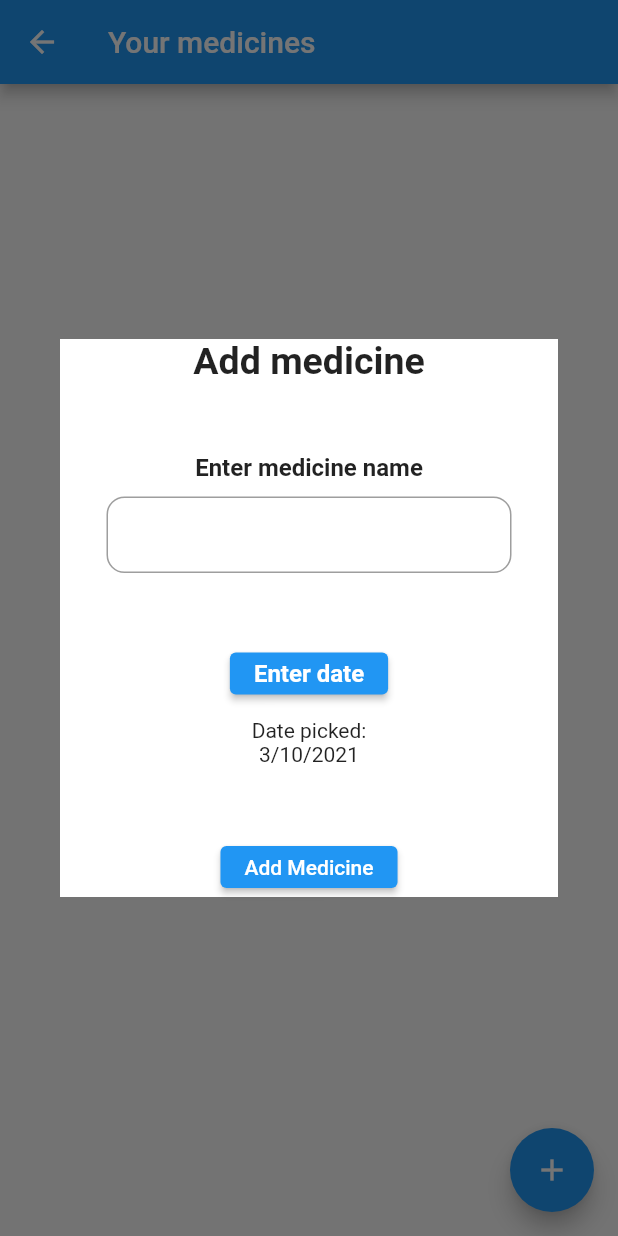
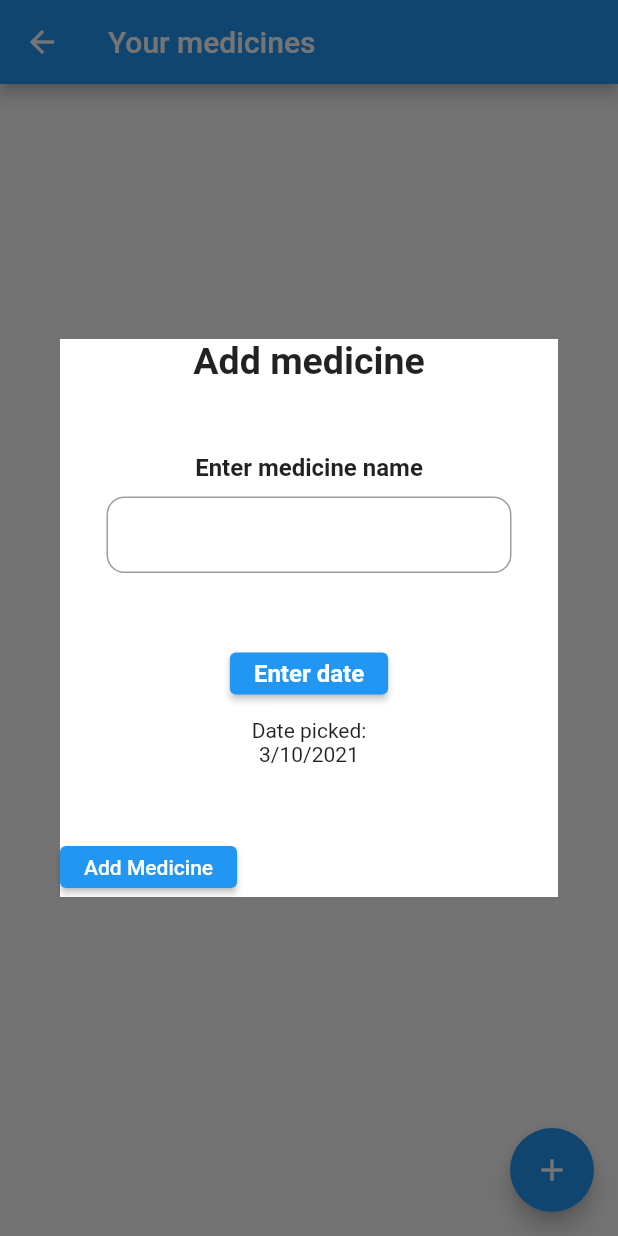
Before and after one commit to NilayGaitonde/Safety-Pin, a Flutter app: the Medicine screen opened directly, after a tap on the "add" icon, on a phone screen of 412 x 824 dp. Run offline on Flutter 3.47's test engine with Material 2 defaults, Android fonts, the light colour scheme and no system bars; our stand-ins replace avatar_glow, cloud_firestore, device_info, firebase_core, geolocator, get and 3 more; missing offline and left inert: telephony; accounts and stored records are empty.

Commit message:
medication added

```diff
--- a/safety_pin/lib/dialogs/addmedicine.dart
+++ b/safety_pin/lib/dialogs/addmedicine.dart
@@ -1,4 +1,5 @@
 import 'package:flutter/material.dart';
+import 'package:safety_pin/helpers/firebaseHelper.dart';
 
 class AddMedicine extends StatefulWidget {
   const AddMedicine({Key? key}) : super(key: key);
@@ -22,7 +23,7 @@ class _AddMedicineState extends State<AddMedicine> {
   }
 
   _buildChild(BuildContext context) {
-    print('Adding medicine');
+    print('Adding medicine dialog');
     return Container(
       height: 372,
       width: MediaQuery.of(context).size.width,
@@ -85,7 +86,18 @@ class _AddMedicineState extends State<AddMedicine> {
                   '${_dateTime.day.toString()}/${_dateTime.month.toString()}/${_dateTime.year.toString()}')
             ],
           ),
-          ElevatedButton(onPressed: () {}, child: Text('Add Medicine')),
+          Row(
+            children: [
+              ElevatedButton(
+                  onPressed: () {
+                    print(_medicine.text);
+                    print(_dateTime);
+                    Database.addItem(
+                        name: _medicine.text, date: _dateTime.toString());
+                  },
+                  child: Text('Add Medicine')),
+            ],
+          ),
         ],
       ),
     );
--- a/safety_pin/lib/helpers/firebaseHelper.dart
+++ b/safety_pin/lib/helpers/firebaseHelper.dart
@@ -1,5 +1,3 @@
-import 'dart:math';
-
 import 'package:cloud_firestore/cloud_firestore.dart';
 import 'package:safety_pin/services/store.dart';
 
@@ -12,12 +10,13 @@ class Device {
 }
 
 class Database {
-  static String? userUid;
+  static String? userUid = Device.deviceId;
 
   static Future<void> addItem({
     required String name,
     required String date,
   }) async {
+    print(userUid);
     DocumentReference documentReference =
         _mainCollection.doc(userUid).collection('items').doc();
 
@@ -32,8 +31,9 @@ class Database {
         .catchError((e) => print(e));
   }
 
-  static Stream<QuerySnapshot> readItems() {
-    CollectionReference notesItemCollection =
+  static Stream<QuerySnapshot<Map<String, dynamic>>> readItems() {
+    print('Read items');
+    CollectionReference<Map<String, dynamic>> notesItemCollection =
         _mainCollection.doc(userUid).collection('items');
 
     return notesItemCollection.snapshots();
--- a/safety_pin/lib/main.dart
+++ b/safety_pin/lib/main.dart
@@ -10,9 +10,11 @@ import 'package:safety_pin/pages/setup.dart';
 import 'package:safety_pin/services/store.dart';
 import 'package:shared_preferences/shared_preferences.dart';
 import 'helpers/firebaseHelper.dart';
+import 'package:firebase_core/firebase_core.dart';
 
 Future<void> main() async {
   WidgetsFlutterBinding.ensureInitialized();
+  await Firebase.initializeApp();
   await UserSimplePreferences.init();
   await Device.init();
   await SharedPreferences.getInstance();
--- a/safety_pin/lib/pages/categories/seniorcitizen/medicine/medicine.dart
+++ b/safety_pin/lib/pages/categories/seniorcitizen/medicine/medicine.dart
@@ -1,5 +1,7 @@
+import 'package:cloud_firestore/cloud_firestore.dart';
 import 'package:flutter/material.dart';
 import 'package:safety_pin/helpers/dialogHelper.dart';
+import 'package:safety_pin/helpers/firebaseHelper.dart';
 
 class Medicine extends StatefulWidget {
   const Medicine({Key? key}) : super(key: key);
@@ -9,15 +11,14 @@ class Medicine extends StatefulWidget {
 }
 
 class _MedicineState extends State<Medicine> {
+  // Stream<QuerySnapshot> read = Database.readItems();
   @override
   Widget build(BuildContext context) {
     return Scaffold(
       appBar: AppBar(
         title: Text("Your medicines"),
       ),
-      body: Column(
-        children: [],
-      ),
+      body: medicineList(context),
       floatingActionButton: FloatingActionButton(
         child: Icon(Icons.add),
         onPressed: () {
@@ -26,4 +27,52 @@ class _MedicineState extends State<Medicine> {
       ),
     );
   }
+
+  Widget medicineList(BuildContext context) {
+    return StreamBuilder<QuerySnapshot<Map<String, dynamic>>>(
+        stream: Database.readItems(),
+        builder: (context, snapshot) {
+          if (snapshot.hasError) {
+            return Text('Something went wrong');
+          } else if (snapshot.hasData || snapshot.data != null) {
+            return ListView.separated(
+                separatorBuilder: (context, index) => SizedBox(
+                      height: 16.0,
+                    ),
+                itemCount: snapshot.data!.docs.length,
+                itemBuilder: (context, index) {
+                  var noteInfo = snapshot.data!.docs[index].data();
+                  print('Title:$noteInfo');
+                  String title = noteInfo['medicine'];
+                  String date = noteInfo['date'];
+
+                  return Ink(
+                    decoration: BoxDecoration(
+                      color: Colors.blue,
+                      borderRadius: BorderRadius.circular(8.0),
+                    ),
+                    child: ListTile(
+                      shape: RoundedRectangleBorder(
+                        borderRadius: BorderRadius.circular(8.0),
+                      ),
+                      title: Text(
+                        title,
+                        maxLines: 1,
+                        overflow: TextOverflow.ellipsis,
+                      ),
+                      subtitle: Text(
+                        date,
+                        maxLines: 1,
+                        overflow: TextOverflow.ellipsis,
+                      ),
+                    ),
+                  );
+                });
+          }
+          return Center(
+              child: CircularProgressIndicator(
+            valueColor: AlwaysStoppedAnimation<Color>(Colors.orange),
+          ));
+        });
+  }
 }
--- a/safety_pin/lib/profile/profilepage.dart
+++ b/safety_pin/lib/profile/profilepage.dart
@@ -1,7 +1,4 @@
-import 'dart:io';
-
 import 'package:flutter/material.dart';
-import 'package:image_picker/image_picker.dart';
 import 'package:safety_pin/pages/model/user.dart';
 import 'package:safety_pin/profile/editprofilepage.dart';
 import 'package:safety_pin/profile/userpreferences.dart';
```
Also changed, not shown: 1 other file.
